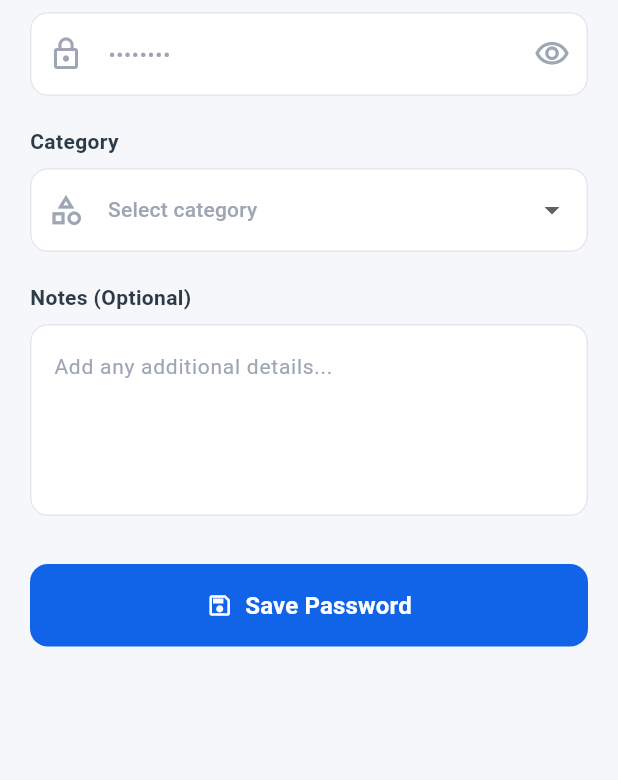
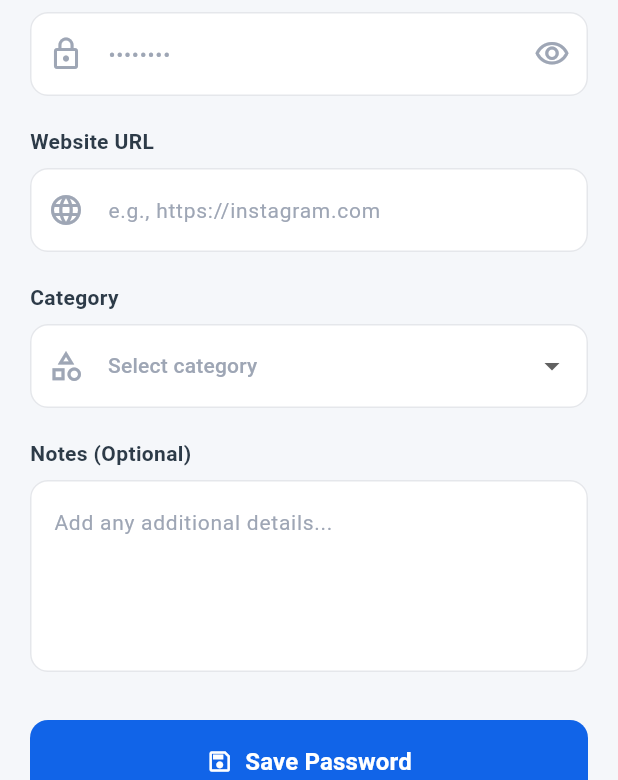
Before and after one commit to Fiyanz/password-manager, a Flutter app: the AddPasswordPage screen opened directly, on a phone screen of 412 x 824 dp, the part 456-1236 px from its top. Run offline on Flutter 3.47's test engine with Material 3 defaults, Android fonts, the phone set to English and light mode, and no system bars; our stand-ins replace sqflite_common_ffi; accounts and stored records are empty.

Commit message:
feat: Implement password editing functionality, add a URL field to password entries, and update Android build configurations.

```diff
--- a/lib/presentation/pages/add_password_page.dart
+++ b/lib/presentation/pages/add_password_page.dart
@@ -1,13 +1,17 @@
 import 'package:flutter/material.dart';
 import 'package:provider/provider.dart';
 import '../../core/constants/app_colors.dart';
+import '../../domain/entities/password_entity.dart';
 import '../viewmodels/password_viewmodel.dart';
 import 'generator_page.dart';
 
 class AddPasswordPage extends StatefulWidget {
   final String? initialPassword;
+  final PasswordEntity? existingPassword;
 
-  const AddPasswordPage({super.key, this.initialPassword});
+  const AddPasswordPage({super.key, this.initialPassword, this.existingPassword});
+
+  bool get isEditMode => existingPassword != null;
 
   @override
   State<AddPasswordPage> createState() => _AddPasswordPageState();
@@ -18,6 +22,7 @@ class _AddPasswordPageState extends State<AddPasswordPage> {
   final _titleController = TextEditingController();
   final _usernameController = TextEditingController();
   final _passwordController = TextEditingController();
+  final _urlController = TextEditingController();
   final _notesController = TextEditingController();
   final _customCategoryController = TextEditingController();
 
@@ -29,7 +34,23 @@ class _AddPasswordPageState extends State<AddPasswordPage> {
   @override
   void initState() {
     super.initState();
-    if (widget.initialPassword != null) {
+    if (widget.existingPassword != null) {
+      final p = widget.existingPassword!;
+      _titleController.text = p.title;
+      _usernameController.text = p.username;
+      _passwordController.text = p.password;
+      _urlController.text = p.url ?? '';
+      _notesController.text = p.notes ?? '';
+      if (p.category != null && p.category!.isNotEmpty) {
+        if (_categories.contains(p.category)) {
+          _selectedCategory = p.category;
+        } else {
+          _selectedCategory = 'Other';
+          _isOtherCategory = true;
+          _customCategoryController.text = p.category!;
+        }
+      }
+    } else if (widget.initialPassword != null) {
       _passwordController.text = widget.initialPassword!;
     }
   }
@@ -49,6 +70,7 @@ class _AddPasswordPageState extends State<AddPasswordPage> {
     _titleController.dispose();
     _usernameController.dispose();
     _passwordController.dispose();
+    _urlController.dispose();
     _notesController.dispose();
     _customCategoryController.dispose();
     super.dispose();
@@ -61,13 +83,32 @@ class _AddPasswordPageState extends State<AddPasswordPage> {
       });
 
       final viewModel = context.read<PasswordViewModel>();
-      final success = await viewModel.addPassword(
-        title: _titleController.text.trim(),
-        username: _usernameController.text.trim(),
-        password: _passwordController.text,
-        category: _isOtherCategory ? _customCategoryController.text.trim() : _selectedCategory,
-        notes: _notesController.text.trim().isNotEmpty ? _notesController.text.trim() : null,
-      );
+      final category = _isOtherCategory ? _customCategoryController.text.trim() : _selectedCategory;
+      final url = _urlController.text.trim().isNotEmpty ? _urlController.text.trim() : null;
+      final notes = _notesController.text.trim().isNotEmpty ? _notesController.text.trim() : null;
+
+      bool success;
+      if (widget.isEditMode) {
+        success = await viewModel.updatePassword(
+          id: widget.existingPassword!.id,
+          title: _titleController.text.trim(),
+          username: _usernameController.text.trim(),
+          password: _passwordController.text,
+          url: url,
+          category: category,
+          notes: notes,
+          createdAt: widget.existingPassword!.createdAt,
+        );
+      } else {
+        success = await viewModel.addPassword(
+          title: _titleController.text.trim(),
+          username: _usernameController.text.trim(),
+          password: _passwordController.text,
+          url: url,
+          category: category,
+          notes: notes,
+        );
+      }
 
       setState(() {
         _isSaving = false;
@@ -155,8 +196,8 @@ class _AddPasswordPageState extends State<AddPasswordPage> {
           ),
         ),
         leadingWidth: 100,
-        title: const Text(
-          'Add New Password',
+        title: Text(
+          widget.isEditMode ? 'Edit Password' : 'Add New Password',
           style: TextStyle(
             color: AppColors.textDark,
             fontSize: 18,
@@ -202,6 +243,16 @@ class _AddPasswordPageState extends State<AddPasswordPage> {
 
             // Password field with Generate link
             _buildPasswordField(),
+            const SizedBox(height: 20),
+
+            // Website URL field
+            _buildInputField(
+              label: 'Website URL',
+              controller: _urlController,
+              hint: 'e.g., https://instagram.com',
+              icon: Icons.language,
+              keyboardType: TextInputType.url,
+            ),
             const SizedBox(height: 20),
 
             // Category dropdown
@@ -257,6 +308,7 @@ class _AddPasswordPageState extends State<AddPasswordPage> {
     required String hint,
     required IconData icon,
     String? Function(String?)? validator,
+    TextInputType? keyboardType,
   }) {
     return Column(
       crossAxisAlignment: CrossAxisAlignment.start,
@@ -273,6 +325,7 @@ class _AddPasswordPageState extends State<AddPasswordPage> {
         TextFormField(
           controller: controller,
           validator: validator,
+          keyboardType: keyboardType,
           decoration: InputDecoration(
             hintText: hint,
             hintStyle: const TextStyle(color: AppColors.textGrey, fontSize: 14),
--- a/lib/presentation/pages/home_page.dart
+++ b/lib/presentation/pages/home_page.dart
@@ -80,6 +80,7 @@ class _HomePageState extends State<HomePage> {
         onPressed: _navigateToAdd,
         backgroundColor: AppColors.primary,
         elevation: 4,
+        shape: const CircleBorder(),
         child: const Icon(Icons.add, color: AppColors.white, size: 28),
       ),
       floatingActionButtonLocation: FloatingActionButtonLocation.centerDocked,
```
Also changed, not shown: lib/presentation/pages/password_detail_page.dart (+12 -8 lines), 3 other files.
